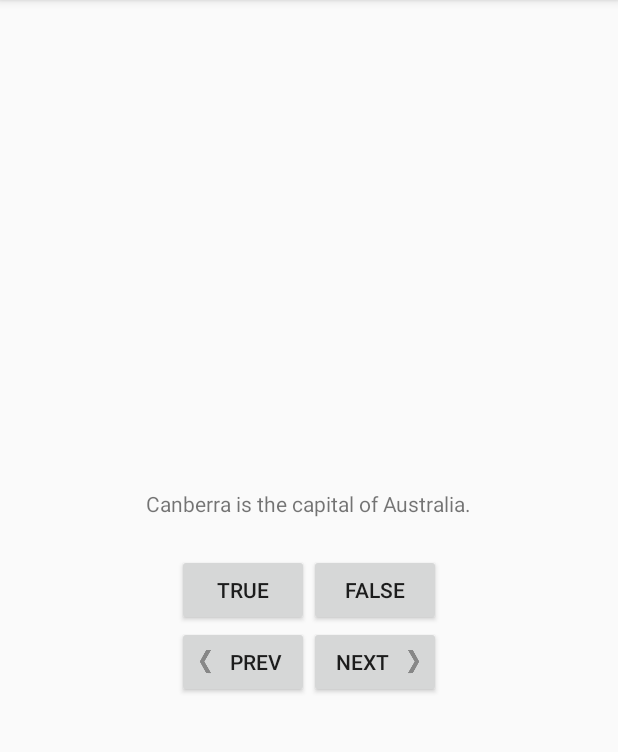
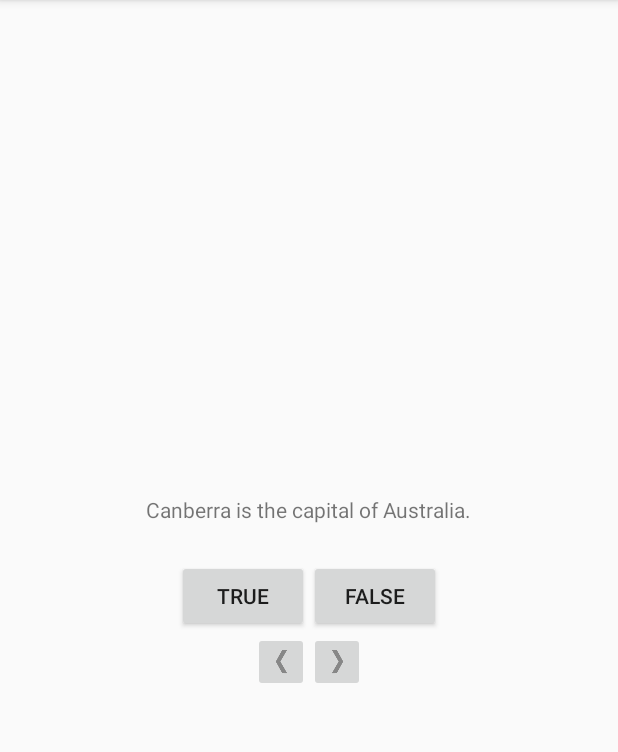
Before and after one commit to temocpalma/autotraining, an Android app: the screen it shows after launch (MainActivity), on a phone screen of 412 x 824 dp, the part 84-836 px from its top. Run offline under Robolectric (Android 15) with nearby library versions, the phone set to English and light mode, and no system bars.

Commit message:
Cap 2, Challenge 3, Change buttons to image buttons

```diff
--- a/android/GeoQuiz/app/src/main/java/com/autotraining/geoquiz/MainActivity.java
+++ b/android/GeoQuiz/app/src/main/java/com/autotraining/geoquiz/MainActivity.java
@@ -6,6 +6,7 @@
 import android.view.Gravity;
 import android.view.View;
 import android.widget.Button;
+import android.widget.ImageButton;
 import android.widget.TextView;
 import android.widget.Toast;
 
@@ -13,8 +14,8 @@
 
 		private Button mTrueButton;
 		private Button mFalseButton;
-		private Button mPrevButton;
-		private Button mNextButton;
+		private ImageButton mPrevButton;
+		private ImageButton mNextButton;
 		private TextView mQuestionTextView;
 
 		private Question[] mQuestions = new Question[] {
@@ -57,7 +58,7 @@
 						}
 				});
 
-				mPrevButton = (Button) findViewById(R.id.prev_button);
+				mPrevButton = (ImageButton) findViewById(R.id.prev_button);
 				mPrevButton.setOnClickListener(new View.OnClickListener() {
             @Override
             public void onClick(View v) {
@@ -65,7 +66,7 @@
             }
         });
 
-				mNextButton = (Button) findViewById(R.id.next_button);
+				mNextButton = (ImageButton) findViewById(R.id.next_button);
 				mNextButton.setOnClickListener(new View.OnClickListener() {
 						@Override
 						public void onClick(View v) {
--- a/android/GeoQuiz/app/src/main/res/layout/activity_main.xml
+++ b/android/GeoQuiz/app/src/main/res/layout/activity_main.xml
@@ -41,20 +41,18 @@
             android:layout_width="wrap_content"
             android:layout_height="wrap_content"
             android:orientation="horizontal">
-            <Button
+            <ImageButton
                 android:id="@+id/prev_button"
                 android:layout_width="wrap_content"
                 android:layout_height="wrap_content"
-                android:text="@string/prev_button"
-                android:drawableLeft="@drawable/arrow_left"
-                android:drawablePadding="4dp"/>
-            <Button
+                android:src="@drawable/arrow_left"
+                android:contentDescription="@string/prev_button"/>
+            <ImageButton
                 android:id="@+id/next_button"
                 android:layout_width="wrap_content"
                 android:layout_height="wrap_content"
-                android:text="@string/next_button"
-                android:drawableRight="@drawable/arrow_right"
-                android:drawablePadding="4dp"/>
+                android:src="@drawable/arrow_right"
+                android:contentDescription="@string/next_button"/>
         </LinearLayout>
     </LinearLayout>
 
```
